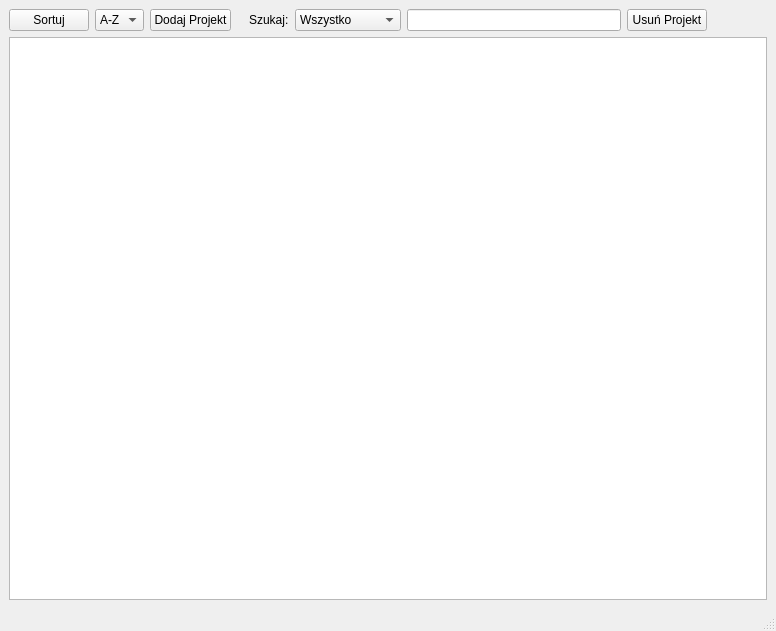
WiktoriaOpalinska1/System-zarzadzania-projektami, file Manager_projektow/mainwindow.ui: the form before one commit.
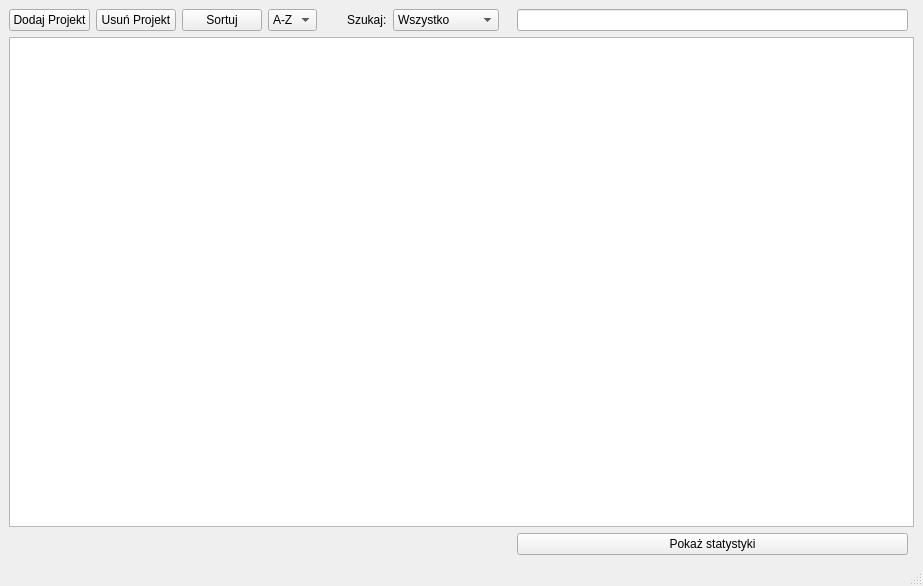
The form after the commit.

```diff
--- a/Manager_projektow/mainwindow.ui
+++ b/Manager_projektow/mainwindow.ui
@@ -6,8 +6,8 @@
    <rect>
     <x>0</x>
     <y>0</y>
-    <width>776</width>
-    <height>631</height>
+    <width>923</width>
+    <height>586</height>
    </rect>
   </property>
   <property name="windowTitle">
@@ -15,7 +15,10 @@
   </property>
   <widget class="QWidget" name="centralwidget">
    <layout class="QGridLayout" name="gridLayout">
-    <item row="0" column="1">
+    <item row="0" column="11">
+     <widget class="QWidget" name="widget_3" native="true"/>
+    </item>
+    <item row="0" column="3">
      <widget class="QComboBox" name="sortComboBox">
       <item>
        <property name="text">
@@ -29,7 +32,23 @@
       </item>
      </widget>
     </item>
-    <item row="0" column="6">
+    <item row="0" column="8">
+     <widget class="QLabel" name="label">
+      <property name="sizePolicy">
+       <sizepolicy hsizetype="Fixed" vsizetype="Preferred">
+        <horstretch>0</horstretch>
+        <verstretch>0</verstretch>
+       </sizepolicy>
+      </property>
+      <property name="text">
+       <string>Szukaj:</string>
+      </property>
+     </widget>
+    </item>
+    <item row="3" column="0" rowspan="2" colspan="14">
+     <widget class="QTableWidget" name="projectTableWidget"/>
+    </item>
+    <item row="0" column="9">
      <widget class="QComboBox" name="searchFilterComboBox">
       <property name="sizePolicy">
        <sizepolicy hsizetype="Fixed" vsizetype="Fixed">
@@ -69,56 +88,44 @@
       </item>
      </widget>
     </item>
-    <item row="0" column="13">
-     <widget class="QWidget" name="widget_3" native="true"/>
-    </item>
-    <item row="0" column="5">
-     <widget class="QLabel" name="label">
-      <property name="sizePolicy">
-       <sizepolicy hsizetype="Fixed" vsizetype="Preferred">
-        <horstretch>0</horstretch>
-        <verstretch>0</verstretch>
-       </sizepolicy>
-      </property>
+    <item row="0" column="1">
+     <widget class="QPushButton" name="deleteProjectButton">
       <property name="text">
-       <string>Szukaj:</string>
+       <string>Usuń Projekt</string>
       </property>
      </widget>
     </item>
-    <item row="0" column="7">
-     <widget class="QLineEdit" name="searchLineEdit">
-      <property name="sizePolicy">
-       <sizepolicy hsizetype="MinimumExpanding" vsizetype="Fixed">
-        <horstretch>0</horstretch>
-        <verstretch>0</verstretch>
-       </sizepolicy>
-      </property>
-     </widget>
-    </item>
-    <item row="1" column="0" colspan="19">
-     <widget class="QTableWidget" name="projectTableWidget"/>
-    </item>
-    <item row="0" column="18">
-     <widget class="QWidget" name="widget" native="true"/>
-    </item>
     <item row="0" column="2">
-     <widget class="QPushButton" name="addProjectButton">
-      <property name="text">
-       <string>Dodaj Projekt</string>
-      </property>
-     </widget>
-    </item>
-    <item row="0" column="0">
      <widget class="QPushButton" name="sortButton">
       <property name="text">
        <string>Sortuj</string>
       </property>
      </widget>
     </item>
-    <item row="0" column="8">
-     <widget class="QPushButton" name="deleteProjectButton">
+    <item row="0" column="0">
+     <widget class="QPushButton" name="addProjectButton">
       <property name="text">
-       <string>Usuń Projekt</string>
+       <string>Dodaj Projekt</string>
+      </property>
+     </widget>
+    </item>
+    <item row="0" column="13">
+     <widget class="QWidget" name="widget" native="true"/>
+    </item>
+    <item row="0" column="12">
+     <widget class="QLineEdit" name="searchLineEdit">
+      <property name="sizePolicy">
+       <sizepolicy hsizetype="MinimumExpanding" vsizetype="Fixed">
+        <horstretch>0</horstretch>
+        <verstretch>0</verstretch>
+       </sizepolicy>
+      </property>
+     </widget>
+    </item>
+    <item row="5" column="12">
+     <widget class="QPushButton" name="showStatsButton">
+      <property name="text">
+       <string>Pokaż statystyki</string>
       </property>
      </widget>
     </item>
```
Left out of the diff: 2 changed lines with no effect on the pictures.
